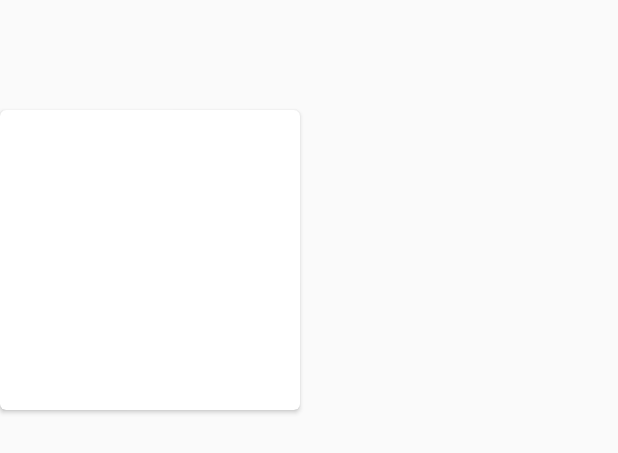
After one commit to chengscott/EigenNote-prototype, an Android app: the layout card_image.xml on its own in the app's theme, with its tools: preview values and no code run, on a phone screen of 412 x 824 dp. The commit adds this screen. Shown: the part 358-811 px from the top of the screen. Run offline under Robolectric (Android 15) with nearby library versions, the phone set to English and light mode, and no system bars.

Commit message:
bind recyclerViewAdapter

```diff
--- a/app/build.gradle
+++ b/app/build.gradle
@@ -20,8 +20,10 @@ android {
 }
 
 dependencies {
-    compile fileTree(dir: 'libs', include: ['*.jar'])
+    compile fileTree(include: ['*.jar'], dir: 'libs')
     testCompile 'junit:junit:4.12'
     compile 'com.android.support:appcompat-v7:23.2.1'
     compile 'com.android.support:design:23.2.1'
+    compile 'com.android.support:cardview-v7:24.0.0-alpha1'
+    compile 'com.android.support:recyclerview-v7:24.0.0-alpha1'
 }
--- a/app/src/main/java/io/github/chengscott/eigennote/MainCursorAdapter.java
+++ b/app/src/main/java/io/github/chengscott/eigennote/MainCursorAdapter.java
@@ -7,7 +7,6 @@ import android.view.LayoutInflater;
 import android.view.View;
 import android.view.ViewGroup;
 import android.widget.CursorAdapter;
-import android.widget.ImageView;
 import android.widget.TextView;
 
 public class MainCursorAdapter extends CursorAdapter {
@@ -44,6 +43,7 @@ public class MainCursorAdapter extends CursorAdapter {
                         break;
                     case chapter:
                         intent = new Intent(context, ImageActivity.class);
+                        intent.putExtra("subject", ((ChapterActivity) v.getContext()).getTitle());
                         break;
                 }
                 intent.putExtra("title", ((TextView) v).getText().toString());
--- a/app/src/main/res/layout/activity_image.xml
+++ b/app/src/main/res/layout/activity_image.xml
@@ -9,4 +9,9 @@
     android:paddingTop="@dimen/activity_vertical_margin"
     tools:context="io.github.chengscott.eigennote.ImageActivity">
 
+    <android.support.v7.widget.RecyclerView
+        android:id="@+id/recyclerView"
+        android:layout_width="match_parent"
+        android:layout_height="match_parent"
+        android:scrollbars="vertical" />
 </RelativeLayout>
--- /dev/null
+++ b/app/src/main/res/layout/card_image.xml
@@ -0,0 +1,23 @@
+<?xml version="1.0" encoding="utf-8"?>
+<LinearLayout xmlns:android="http://schemas.android.com/apk/res/android"
+    xmlns:card_view="http://schemas.android.com/apk/res-auto"
+    android:layout_width="match_parent"
+    android:layout_height="match_parent">
+
+    <android.support.v7.widget.CardView xmlns:card_view="http://schemas.android.com/apk/res-auto"
+        android:id="@+id/card_view"
+        android:layout_width="200dp"
+        android:layout_height="200dp"
+        android:layout_gravity="center"
+        card_view:cardCornerRadius="4dp">
+
+        <TextView
+            android:id="@+id/info_text"
+            android:layout_width="match_parent"
+            android:layout_height="match_parent" />
+
+        <ImageView
+            android:layout_width="match_parent"
+            android:layout_height="match_parent" />
+    </android.support.v7.widget.CardView>
+</LinearLayout>
```
Also changed, not shown: app/src/main/java/io/github/chengscott/eigennote/DataHelper.java (+5 -5 lines), app/src/main/java/io/github/chengscott/eigennote/ImageActivity.java (+26 -1 lines), app/src/main/java/io/github/chengscott/eigennote/ImageCardAdapter.java (added, +45 -0 lines).
